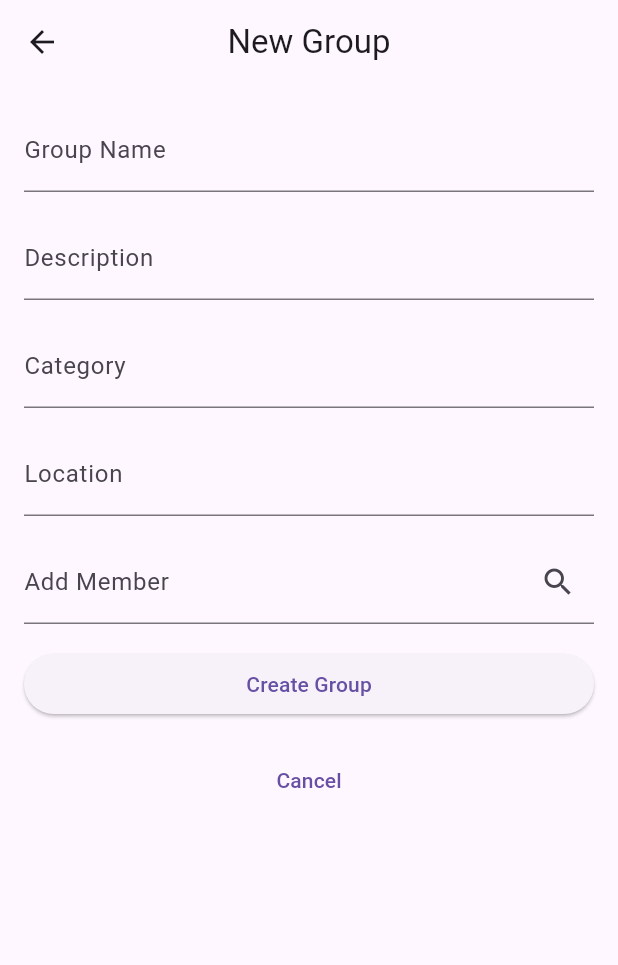
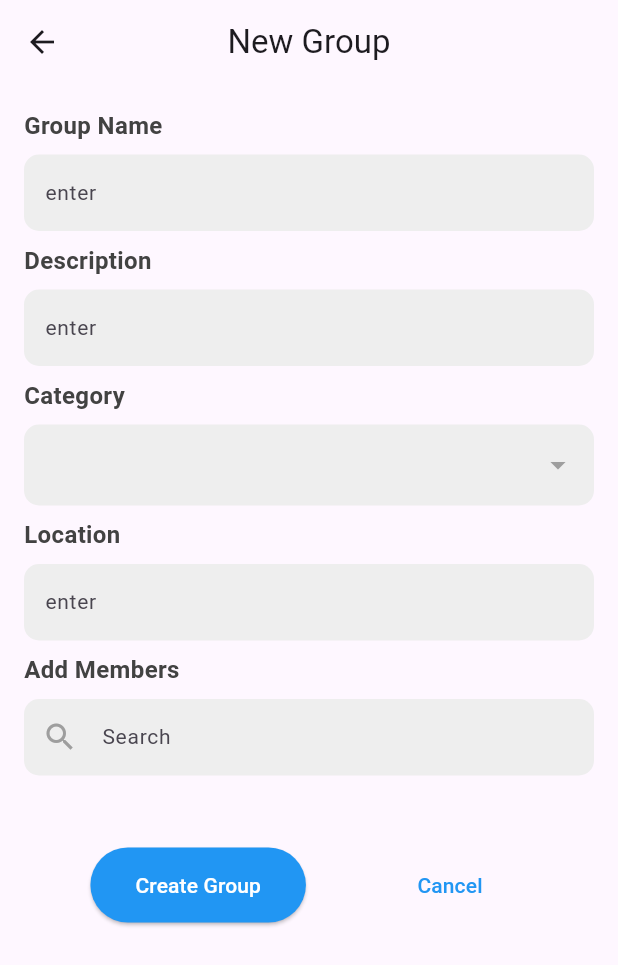
Before and after one commit to AloysiusChua0822/ElderlyHomecare, a Flutter app: the CreateCommunityScreen screen opened directly, on a phone screen of 412 x 824 dp. Shown: the top 965 px of the screen. Run offline on Flutter 3.47's test engine with Material 3 defaults, Android fonts, the phone set to English and light mode, and no system bars; our stand-ins replace cloud_firestore, firebase_auth, firebase_core, firebase_messaging, firebase_storage, image_picker; accounts and stored records are empty.

Commit message:
Community+Appointments

```diff
--- a/lib/screens/Community.dart
+++ b/lib/screens/Community.dart
@@ -1,4 +1,10 @@
+import 'package:eldergit/screens/Home.dart';
 import 'package:flutter/material.dart';
+import 'package:firebase_core/firebase_core.dart';
+import 'package:cloud_firestore/cloud_firestore.dart';
+
+
+
 
 void main() {
   runApp(MaterialApp(
@@ -7,11 +13,22 @@ void main() {
 }
 
 class CommunityListScreen extends StatelessWidget {
+
   @override
   Widget build(BuildContext context) {
     return Scaffold(
       appBar: AppBar(
-        title: Text('Community'),
+        title: Center(child: Text('Community')), // Center the title
+        leading: IconButton( // Add a back icon for home page
+          icon: Icon(Icons.arrow_back), // Change icon to left arrow
+          onPressed: () {
+            // Navigate back to home page
+            Navigator.pushReplacement(
+              context,
+              MaterialPageRoute(builder: (context) => HomeScreen()),
+            );
+          },
+        ),
         actions: <Widget>[
           IconButton(
             icon: Icon(Icons.search),
@@ -60,66 +77,146 @@ class CommunityListScreen extends StatelessWidget {
   }
 }
 
+
+
 class CreateCommunityScreen extends StatelessWidget {
+  final List<String> categories = ['Food', 'Healthcare', 'Public Chat', 'Other'];
+
   @override
   Widget build(BuildContext context) {
     return Scaffold(
       appBar: AppBar(
         title: Text('New Group'),
-        centerTitle: true, // Center the title
+        centerTitle: true,
+        leading: IconButton(
+          icon: Icon(Icons.arrow_back),
+          onPressed: () => Navigator.pop(context),
+        ),
+
       ),
-      body: Padding(
+      body: SingleChildScrollView(
         padding: EdgeInsets.all(16.0),
-        child: ListView(
+        child: Column(
+          crossAxisAlignment: CrossAxisAlignment.start, // Align text to the left
           children: <Widget>[
-            TextField(
-              decoration: InputDecoration(
-                labelText: 'Group Name',
-              ),
-            ),
-            SizedBox(height: 16),
-            TextField(
-              decoration: InputDecoration(
-                labelText: 'Description',
-              ),
-            ),
-            SizedBox(height: 16),
-            TextField(
-              decoration: InputDecoration(
-                labelText: 'Category',
-              ),
-            ),
-            SizedBox(height: 16),
-            TextField(
-              decoration: InputDecoration(
-                labelText: 'Location',
-              ),
-            ),
-            SizedBox(height: 16),
-            // Add a SearchField for adding members
-            TextField(
-              decoration: InputDecoration(
-                labelText: 'Add Member',
-                suffixIcon: Icon(Icons.search),
-              ),
-            ),
-            SizedBox(height: 16),
-            ElevatedButton(
-              onPressed: () {
-                // Implement create group functionality
-              },
-              child: Text('Create Group'),
-            ),
-            SizedBox(height: 16),
-            TextButton(
-              onPressed: () {
-                Navigator.pop(context);
-              },
-              child: Text('Cancel'),
-            ),
+            buildSectionTitle('Group Name'),
+            buildTextField(hint: 'enter', withIcon: false),
+            buildSectionTitle('Description'),
+            buildTextField(hint: 'enter', withIcon: false),
+            buildSectionTitle('Category'),
+            buildDropdown(categories),
+            buildSectionTitle('Location'),
+            buildTextField(hint: 'enter', withIcon: false),
+            buildSectionTitle('Add Members'),
+            buildTextField(hint: 'Search', withIcon: true),
+            SizedBox(height: 24), // Reduce space if needed
+            buildActionButtons(context),
           ],
         ),
       ),
     );
   }
+
+  Widget buildSectionTitle(String title) {
+    return Padding(
+      padding: const EdgeInsets.only(bottom: 8.0), // Reduced padding
+      child: Text(
+        title,
+        style: TextStyle(
+          fontSize: 16,
+          fontWeight: FontWeight.bold,
+          color: Colors.grey[800],
+        ),
+      ),
+    );
+  }
+
+  Widget buildTextField({required String hint, required bool withIcon}) {
+    return Padding(
+      padding: const EdgeInsets.only(bottom: 8.0), // Reduced padding
+      child: TextField(
+        decoration: InputDecoration(
+          hintText: hint,
+          filled: true,
+          fillColor: Colors.grey[200],
+          contentPadding: EdgeInsets.symmetric(vertical: 15.0, horizontal: 10.0),
+          border: OutlineInputBorder(
+            borderSide: BorderSide.none,
+            borderRadius: BorderRadius.circular(10.0),
+          ),
+          enabledBorder: OutlineInputBorder(
+            borderSide: BorderSide.none,
+            borderRadius: BorderRadius.circular(10.0),
+          ),
+          focusedBorder: OutlineInputBorder(
+            borderSide: BorderSide(color: Colors.blue, width: 2.0),
+            borderRadius: BorderRadius.circular(10.0),
+          ),
+          prefixIcon: withIcon ? Icon(Icons.search, color: Colors.grey) : null,
+        ),
+        style: TextStyle(fontSize: 14),
+      ),
+    );
+  }
+
+  Widget buildDropdown(List<String> categories) {
+    return Padding(
+      padding: const EdgeInsets.only(bottom: 8.0), // Reduced padding
+      child: DropdownButtonFormField(
+        decoration: InputDecoration(
+          filled: true,
+          fillColor: Colors.grey[200],
+          contentPadding: EdgeInsets.symmetric(vertical: 15.0, horizontal: 10.0),
+          border: OutlineInputBorder(
+            borderSide: BorderSide.none,
+            borderRadius: BorderRadius.circular(10.0),
+          ),
+          enabledBorder: OutlineInputBorder(
+            borderSide: BorderSide.none,
+            borderRadius: BorderRadius.circular(10.0),
+          ),
+          focusedBorder: OutlineInputBorder(
+            borderSide: BorderSide(color: Colors.blue, width: 2.0),
+            borderRadius: BorderRadius.circular(10.0),
+          ),
+          suffixIcon: Icon(Icons.arrow_drop_down, color: Colors.grey),
+        ),
+        items: categories.map((String category) {
+          return DropdownMenuItem<String>(
+            value: category,
+            child: Text(category),
+          );
+        }).toList(),
+        onChanged: (String? value) {},
+      ),
+    );
+  }
+
+  Widget buildActionButtons(BuildContext context) {
+    return Padding(
+      padding: const EdgeInsets.symmetric(vertical: 16.0),
+      child: Row(
+        mainAxisAlignment: MainAxisAlignment.spaceEvenly,
+        children: <Widget>[
+          ElevatedButton(
+            onPressed: () {},
+            child: Text('Create Group'),
+            style: ElevatedButton.styleFrom(
+              primary: Colors.blue,
+              onPrimary: Colors.white,
+              padding: EdgeInsets.symmetric(horizontal: 30, vertical: 15),
+            ),
+          ),
+          TextButton(
+            onPressed: () => Navigator.pop(context),
+            child: Text('Cancel'),
+            style: TextButton.styleFrom(
+              primary: Colors.blue,
+              padding: EdgeInsets.symmetric(horizontal: 30, vertical: 15),
+            ),
+          ),
+        ],
+      ),
+    );
+  }
 }
```
Also changed, not shown: lib/screens/Appointments.dart (added, +172 -0 lines), lib/screens/Home.dart (+52 -36 lines).
